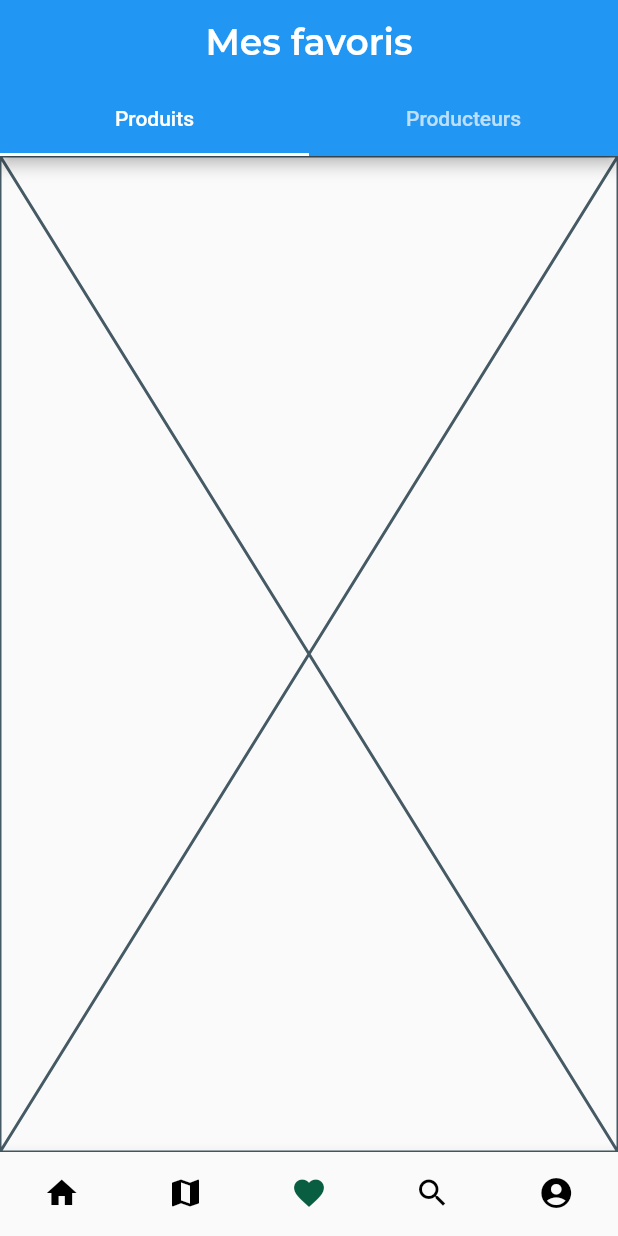
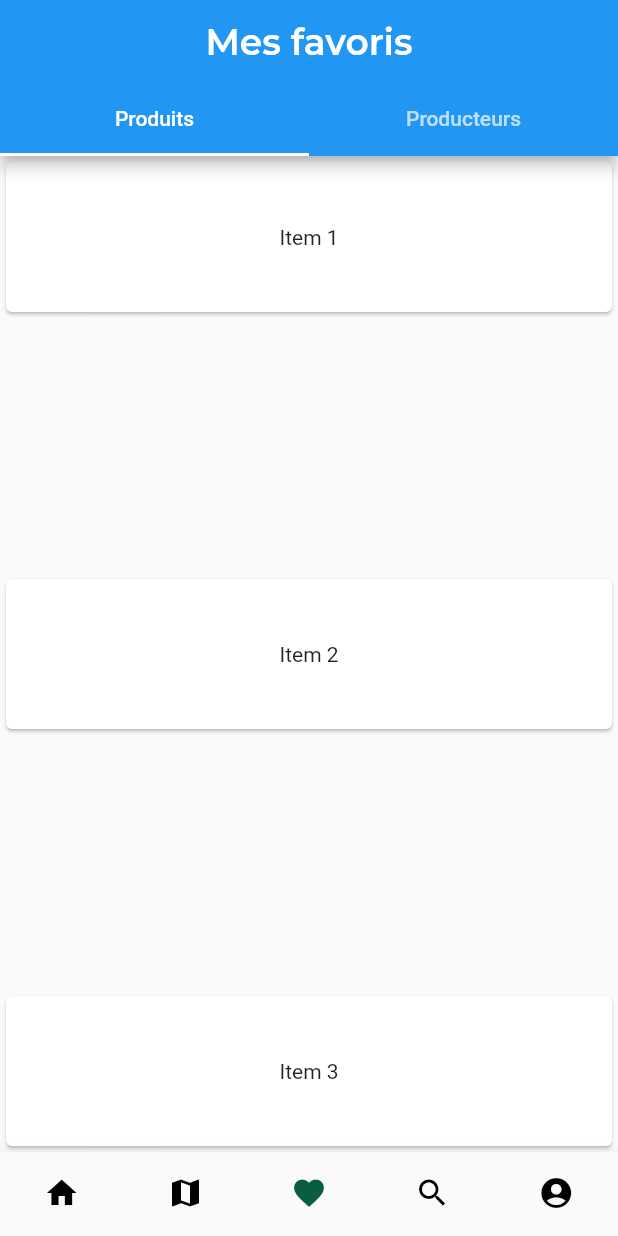
Before and after one commit to Local-Toi/LocalEtToi, a Flutter app: the screen it shows once a user with an empty profile is signed in, item 3 of the bottom bar chosen, on a phone screen of 412 x 824 dp. Run offline on Flutter 3.47's test engine with Material 2 defaults, Android fonts, the phone set to English and light mode, and no system bars; our stand-ins replace bloc, cloud_firestore, dio, email_validator, equatable, firebase_auth and 3 more; missing offline and left inert: flutter_osm_plugin; accounts and stored records are empty.

Commit message:
feat: wip, tuto flutter lists

```diff
--- a/lib/app_view.dart
+++ b/lib/app_view.dart
@@ -1,7 +1,9 @@
 import 'package:flutter/material.dart';
 import 'package:flutter_bloc/flutter_bloc.dart';
 import 'package:local_et_toi/blocs/authentication_bloc/authentication_bloc.dart';
+import 'package:local_et_toi/screens/loading.dart';
 import 'package:local_et_toi/screens/navigation.dart';
+import 'package:local_et_toi/utils/constants.dart' as constants;
 import 'package:user_repository/user_repository.dart';
 
 import 'screens/home/home_screen.dart';
--- a/lib/screens/favorites/favorties_products.dart
+++ b/lib/screens/favorites/favorties_products.dart
@@ -1,10 +1,48 @@
 import 'package:flutter/material.dart';
+import 'package:local_et_toi/utils/constants.dart' as constants;
 
 class FavortiesProducts extends StatelessWidget {
   const FavortiesProducts({super.key});
 
   @override
   Widget build(BuildContext context) {
-    return const Placeholder();
+    return Scaffold(
+      body: LayoutBuilder(
+        builder: (context, constraints) {
+          return SingleChildScrollView(
+            child: ConstrainedBox(
+              constraints: BoxConstraints(minHeight: constraints.maxHeight),
+              child: const Column(
+                mainAxisAlignment: MainAxisAlignment.spaceBetween,
+                children: [
+                  ItemWidget(text: 'Item 1'),
+                  ItemWidget(text: 'Item 2'),
+                  ItemWidget(text: 'Item 3'),
+                ],
+              ),
+            ),
+          );
+        },
+      ),
+    );
   }
 }
+
+class ItemWidget extends StatelessWidget {
+  const ItemWidget({
+    super.key,
+    required this.text,
+  });
+
+  final String text;
+
+  @override
+  Widget build(BuildContext context) {
+    return Card(
+      child: SizedBox(
+        height: 100,
+        child: Center(child: Text(text)),
+      ),
+    );
+  }
+}
```
